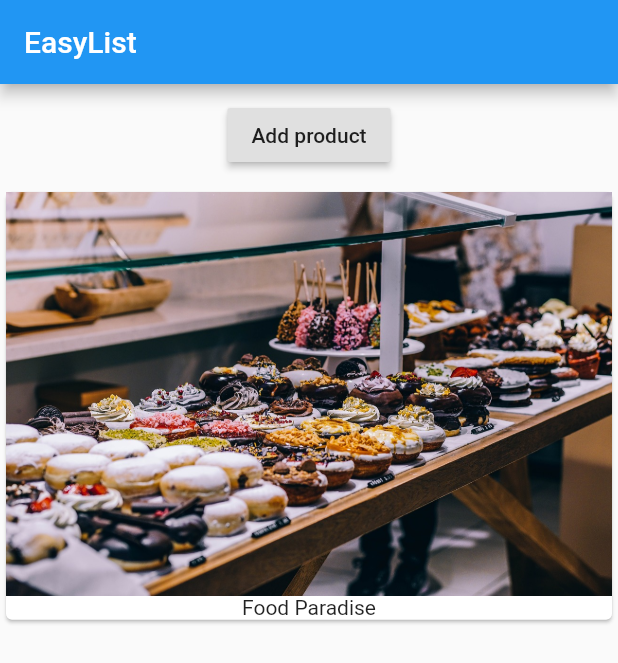
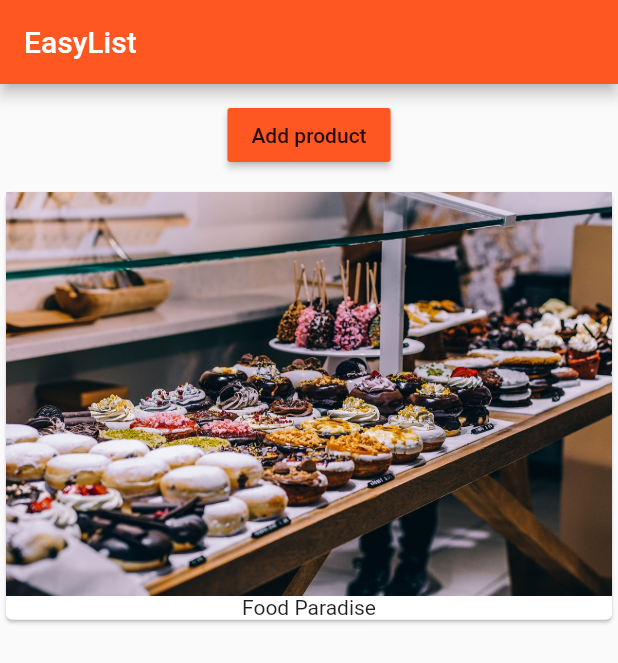
Before and after one commit to kostyaVyrodov/flutter-playground, a Flutter app: the screen it shows after launch, on a phone screen of 412 x 824 dp. Shown: the top 663 px of the screen. Run offline on Flutter 3.47's test engine with Material 2 defaults, Android fonts, the phone set to English and light mode, and no system bars.

Commit message:
Finish invetigation of the lifecycle

```diff
--- a/lib/main.dart
+++ b/lib/main.dart
@@ -8,11 +8,15 @@ class MyApp extends StatelessWidget {
   @override
   Widget build(BuildContext context) {
     return MaterialApp(
+      theme: ThemeData(
+          brightness: Brightness.light,
+          primarySwatch: Colors.deepOrange,
+          accentColor: Colors.deepPurple),
       home: Scaffold(
           appBar: AppBar(
             title: Text('EasyList'),
           ),
-          body: ProductManager()),
+          body: ProductManager(startingProduct: 'Food tester')),
     );
   }
 }
--- a/lib/product_manager.dart
+++ b/lib/product_manager.dart
@@ -3,21 +3,42 @@ import 'package:flutter/material.dart';
 import './products.dart';
 
 class ProductManager extends StatefulWidget {
+  final String startingProduct;
+
+  ProductManager({ this.startingProduct = 'Sweets Tester' }) {
+    print('[ProductManager Widget] Constructor');
+  }
+
   @override
   State<StatefulWidget> createState() {
-    return _ProductManager();
+    print('[ProductManager Widget] createState()');
+    return _ProductManagerState();
   }
 }
 
-class _ProductManager extends State<ProductManager> {
-  List<String> _products = ['Food Tester'];
+class _ProductManagerState extends State<ProductManager> {
+  List<String> _products = [];
+
+  void initState() {
+    print('[ProductManager State] initState()');
+    _products.add(widget.startingProduct);
+    super.initState();
+  }
+
+  @override
+  void didUpdateWidget(ProductManager oldWidget) {
+    print('[ProductManager State] didUpdateWidget()');
+    super.didUpdateWidget(oldWidget);
+  }
 
   @override
   Widget build(BuildContext context) {
+    print('[ProductManager State] build()');
     return Column(
       children: [
         Container(
           child: RaisedButton(
+            color: Theme.of(context).primaryColor,
             onPressed: () {
               setState(() {
                 _products.add('Advanced food');
--- a/lib/products.dart
+++ b/lib/products.dart
@@ -4,10 +4,13 @@ class Products extends StatelessWidget {
   // final means - created once, changed never
   final List<String> products;
 
-  Products(this.products);
+  Products(this.products) {
+    print('[Products Widget] Contructor');
+  }
 
   @override
   Widget build(BuildContext context) {
+    print('[Products Widget] build()');
     return Column(
       children: products
           .map(
```
Also changed, not shown: 1 other file.
